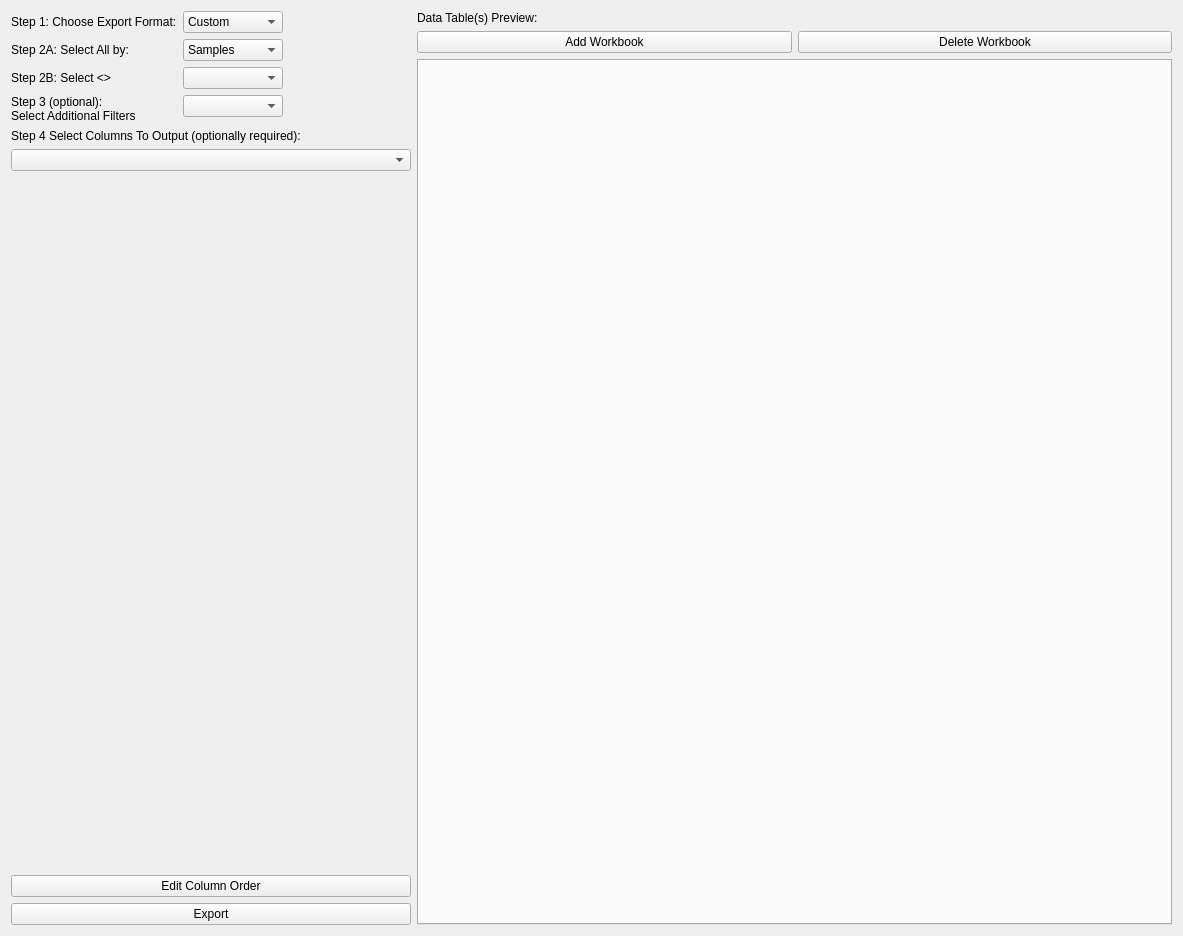
kathrynmetcalf/GeoCORK, file ui/ExporterUI.ui: the form before one commit.
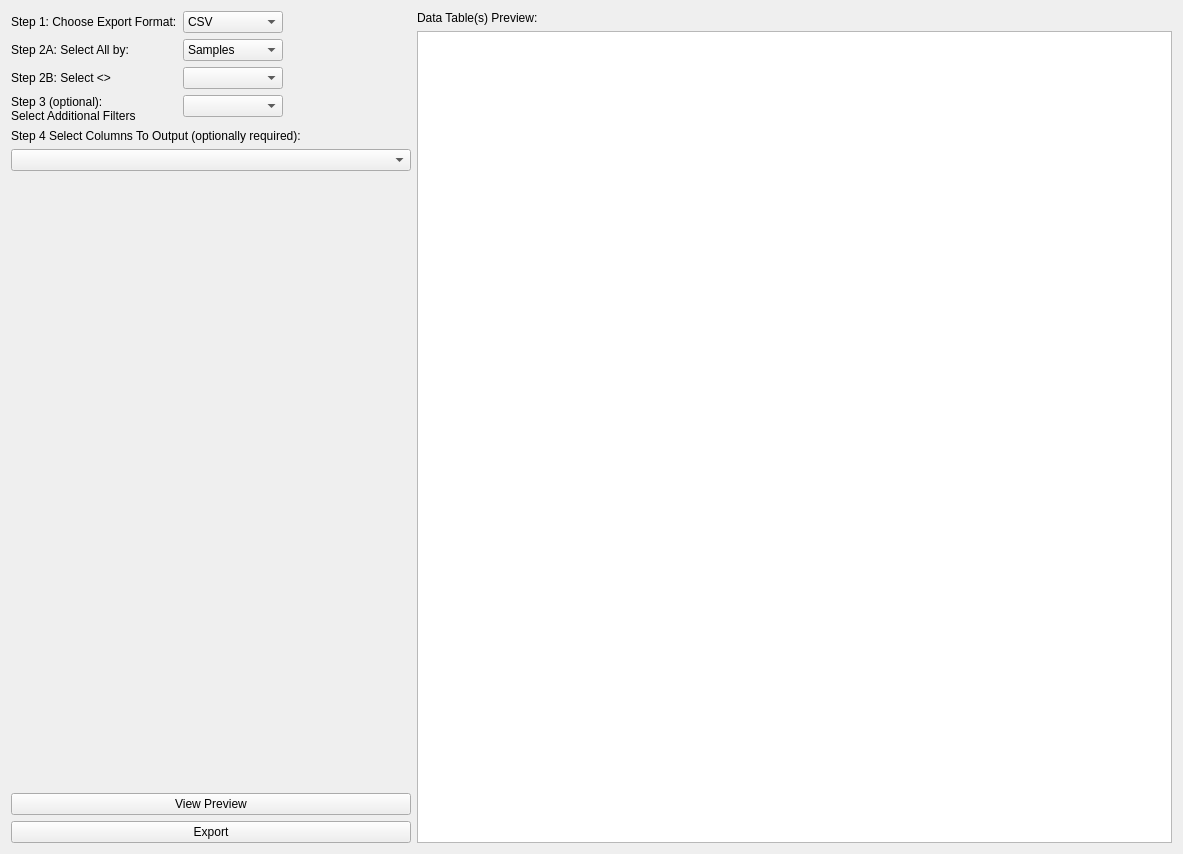
The form after the commit. Custom widgets are drawn as their Qt base class.

Commit message: init exporter work

```diff
--- a/ui/ExporterUI.ui
+++ b/ui/ExporterUI.ui
@@ -7,7 +7,7 @@
     <x>0</x>
     <y>0</y>
     <width>1183</width>
-    <height>936</height>
+    <height>854</height>
    </rect>
   </property>
   <property name="windowTitle">
@@ -47,7 +47,7 @@
          </property>
          <item>
           <property name="text">
-           <string>Custom</string>
+           <string>CSV</string>
           </property>
          </item>
          <item>
@@ -255,7 +255,10 @@
      <item>
       <widget class="QPushButton" name="editorder_pushbutton">
        <property name="text">
-        <string>Edit Column Order</string>
+        <string>View Preview</string>
+       </property>
+       <property name="autoDefault">
+        <bool>false</bool>
        </property>
       </widget>
      </item>
@@ -278,25 +281,7 @@
       </widget>
      </item>
      <item>
-      <layout class="QHBoxLayout" name="horizontalLayout_4">
-       <item>
-        <widget class="QPushButton" name="add_workbook_button">
-         <property name="text">
-          <string>Add Workbook</string>
-         </property>
-        </widget>
-       </item>
-       <item>
-        <widget class="QPushButton" name="remove_workbook_button">
-         <property name="text">
-          <string>Delete Workbook</string>
-         </property>
-        </widget>
-       </item>
-      </layout>
-     </item>
-     <item>
-      <widget class="QTabWidget" name="workbooktabs"/>
+      <widget class="QTableView" name="tableView"/>
      </item>
     </layout>
    </item>
```
Left out of the diff: 24 changed lines with no effect on the pictures. The commit also changes 3 other files.
